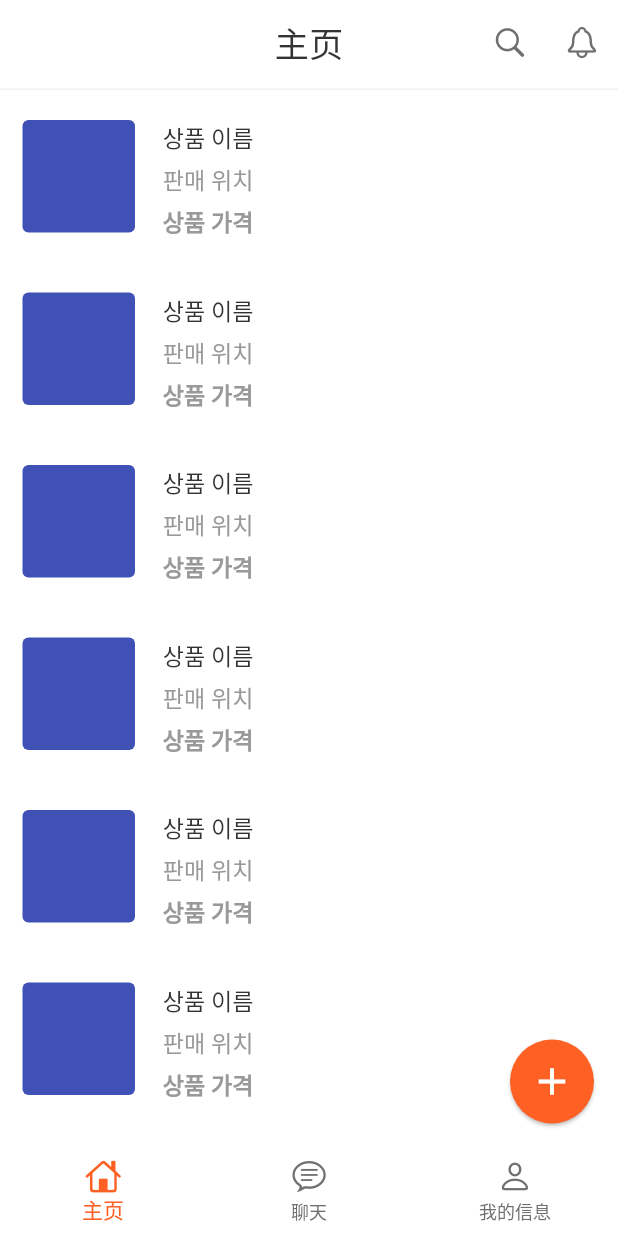
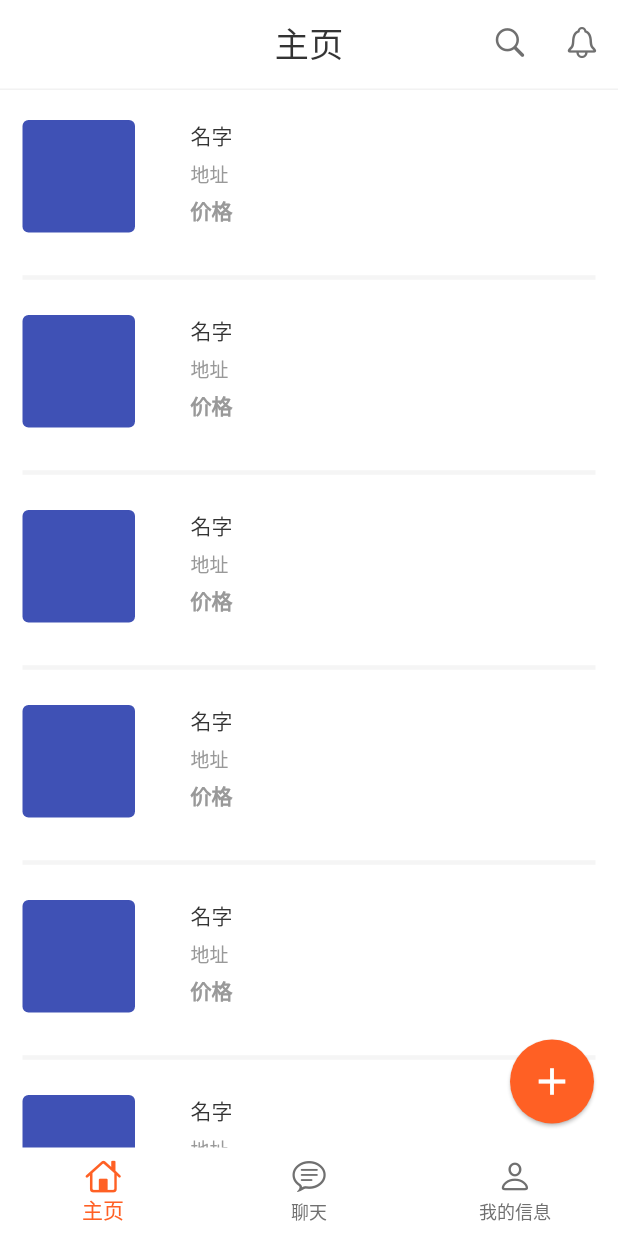
Before and after one commit to tempBoys/quanyi, a Flutter app: the screen it shows after launch, on a phone screen of 412 x 824 dp. Run offline on Flutter 3.47's test engine with Material 2 defaults, Android fonts, the phone set to English and light mode, and no system bars; our stand-ins replace get.

Commit message:
feat : 찐 시작

```diff
--- a/lib/HomeScreen/components/product_list.dart
+++ b/lib/HomeScreen/components/product_list.dart
@@ -8,8 +8,13 @@ class ProductList extends StatelessWidget {
 
   @override
   Widget build(BuildContext context) {
-    return Row(
+    return Column(
+      children: [
+        Container(
+          height: 100,
+          child: Row(
             mainAxisAlignment: MainAxisAlignment.spaceBetween,
+            crossAxisAlignment: CrossAxisAlignment.start,
             children: [
               Flexible(
                 flex: 2,
@@ -27,7 +32,6 @@ class ProductList extends StatelessWidget {
               Flexible(
                 flex: 5,
                 child: Container(
-            height: 75,
                   width: 270,
                   child: Column(
                     mainAxisAlignment: MainAxisAlignment.start,
@@ -35,29 +39,32 @@ class ProductList extends StatelessWidget {
                     children: [
                       // 상품 이름
                       Text(
-                  "상품 이름",
-                  textScaleFactor: 1.1,
+                        "名字",
+                        maxLines: 2,
                         overflow: TextOverflow.ellipsis,
                         style: TextStyle(color: kTextColor),
                       ),
                       SizedBox(height: 5),
                       // 판매 위치
                       Text(
-                  "판매 위치",
-                  textScaleFactor: 1.1,
+                        "地址",
+                        textScaleFactor: 0.9,
                         style: TextStyle(color: kTextLightColor),
                       ),
                       SizedBox(height: 5),
                       // 상품 가격
                       Text(
-                  "상품 가격",
-                  textScaleFactor: 1.1,
+                        "价格",
                         overflow: TextOverflow.ellipsis,
                         style: TextStyle(
-                      color: kTextLightColor, fontWeight: FontWeight.bold),
+                            color: kTextLightColor,
+                            fontWeight: FontWeight.bold),
                       ),
                     ],
                   ),
+                ),
+              ),
+            ],
           ),
         ),
         KDivider(height: 10),
--- a/lib/HomeScreen/home.dart
+++ b/lib/HomeScreen/home.dart
@@ -26,7 +26,7 @@ class HomeScreen extends StatelessWidget {
       ),
       body: ListView.builder(itemBuilder: (BuildContext ctx, int index) {
         return Padding(
-            padding: const EdgeInsets.fromLTRB(15, 20, 15, 20),
+            padding: const EdgeInsets.fromLTRB(15, 20, 15, 0),
             child: ProductList(id: index));
       }),
       floatingActionButton: FloatingActionButton(
--- a/lib/main.dart
+++ b/lib/main.dart
@@ -16,6 +16,7 @@ class QuanYi extends StatelessWidget {
           child: child!,
         );
       },
+      theme: ThemeData(fontFamily: "NotoSansSC"),
       initialRoute: AppRoutes.DASHBOARD,
       getPages: AppScreens.list,
       debugShowCheckedModeBanner: false,
```
Also changed, not shown: pubspec.yaml (+11 -12 lines), 62 other files. Lines whose indentation alone changed are shown as unchanged.
